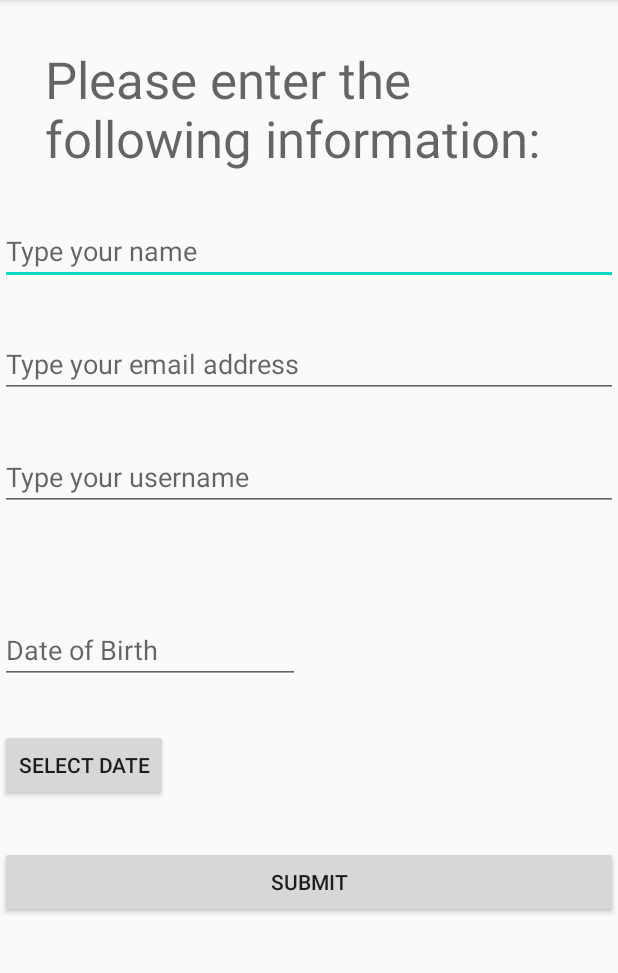
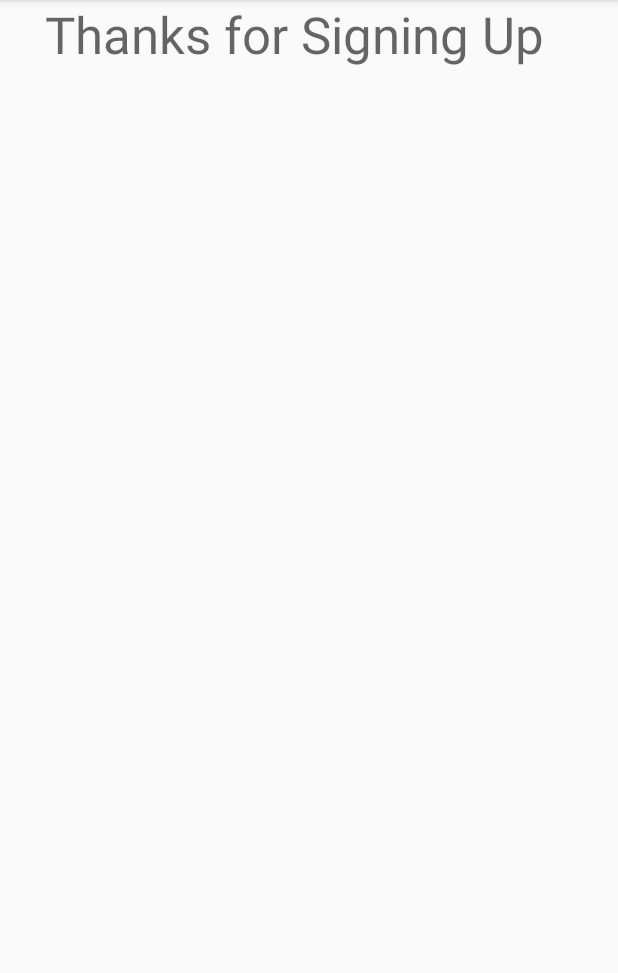
Before and after one commit to unicornsleuth/340-hw1, an Android app: the FormActivity screen opened directly, with no data from a screen before it, after a tap on "SUBMIT", on a phone screen of 412 x 824 dp, the part 84-1057 px from its top. Run offline under Robolectric (Android 15) with nearby library versions, the phone set to English and light mode, and no system bars; 1 statement that could not run was skipped.

Commit message:
form is good, but crashes on submit

```diff
--- a/app/src/main/AndroidManifest.xml
+++ b/app/src/main/AndroidManifest.xml
@@ -27,6 +27,7 @@
         </activity>
 
         <activity android:name=".FormActivity" />
+        <activity android:name=".FormSuccessActivity" />
 
 
 
--- a/app/src/main/java/com/example/lyaho340hw1/FormActivity.java
+++ b/app/src/main/java/com/example/lyaho340hw1/FormActivity.java
@@ -1,6 +1,7 @@
 package com.example.lyaho340hw1;
 
 import android.app.DatePickerDialog;
+import android.content.Intent;
 import android.os.Bundle;
 import android.view.View;
 import android.widget.DatePicker;
@@ -8,7 +9,10 @@ import android.widget.EditText;
 
 import androidx.appcompat.app.AppCompatActivity;
 
+import java.text.ParseException;
+import java.text.SimpleDateFormat;
 import java.util.Calendar;
+import java.util.Date;
 
 public class FormActivity extends AppCompatActivity {
 
@@ -44,4 +48,25 @@ public class FormActivity extends AppCompatActivity {
             datePickerDialog.show();
         }
     }
+
+    public void submitForm(View view) throws ParseException {
+        EditText nameField = findViewById(R.id.editText_name);
+        String name = nameField.getText().toString();
+        EditText emailField = findViewById(R.id.editText_email);
+        String email = emailField.getText().toString();
+        EditText usernameField = findViewById(R.id.editText_username);
+        String username = usernameField.getText().toString();
+        EditText dateField = findViewById(R.id.in_date);
+        String dateString = dateField.toString();
+        Date date = new SimpleDateFormat("dd-MM-yyyy").parse(dateString);
+
+        Intent intent = new Intent(FormActivity.this, FormSuccessActivity.class);
+        intent.setAction(Intent.ACTION_VIEW);
+        // LARISSA TRY USING A BUNDLE HERE - THIS MAY BE THE PROBLEM ??
+        intent.putExtra("name", name)
+                .putExtra("email", email)
+                .putExtra("username", username)
+                .putExtra("date", date);
+        startActivity(intent);
+    }
 }
--- /dev/null
+++ b/app/src/main/java/com/example/lyaho340hw1/FormSuccessActivity.java
@@ -0,0 +1,14 @@
+package com.example.lyaho340hw1;
+
+import android.os.Bundle;
+
+import androidx.appcompat.app.AppCompatActivity;
+
+public class FormSuccessActivity extends AppCompatActivity {
+
+    @Override
+    protected void onCreate(Bundle savedInstanceState) {
+        super.onCreate(savedInstanceState);
+        setContentView(R.layout.activity_success);
+    }
+}
--- a/app/src/main/res/layout/activity_form.xml
+++ b/app/src/main/res/layout/activity_form.xml
@@ -6,6 +6,8 @@
     android:layout_height="wrap_content"
     android:scrollbars="vertical">
     <LinearLayout
+        xmlns:tools="http://schemas.android.com/tools"
+        tools:context=".ActivityForm"
         android:layout_width="fill_parent"
         android:layout_height="wrap_content"
         android:orientation="vertical">
@@ -68,7 +70,7 @@
             android:layout_height="wrap_content"
             android:layout_marginTop="@dimen/text_padding"
             android:text="@string/submit"
-            android:onClick="sendFeedback"
+            android:onClick="submitForm"
             android:layout_width="fill_parent">
         </Button>
 
--- /dev/null
+++ b/app/src/main/res/layout/activity_success.xml
@@ -0,0 +1,17 @@
+<?xml version="1.0" encoding="utf-8"?>
+<LinearLayout xmlns:android="http://schemas.android.com/apk/res/android"
+    xmlns:tools="http://schemas.android.com/tools"
+    android:layout_width="match_parent"
+    android:layout_height="match_parent"
+    android:orientation="vertical"
+    tools:context=".MainActivity">
+
+
+        <TextView
+            android:layout_width="wrap_content"
+            android:layout_height="wrap_content"
+            android:paddingHorizontal="@dimen/text_padding"
+            android:text="@string/thanks_signup"
+            android:textAppearance="@style/TextAppearance.AppCompat.Display1" />
+
+</LinearLayout>
--- a/app/src/main/res/values/strings.xml
+++ b/app/src/main/res/values/strings.xml
@@ -17,4 +17,5 @@
     <string name="select_date">SELECT DATE</string>
     <string name="submit">SUBMIT</string>
     <string name="date_of_birth">Date of Birth</string>
+    <string name="thanks_signup">Thanks for Signing Up</string>
 </resources>
```
